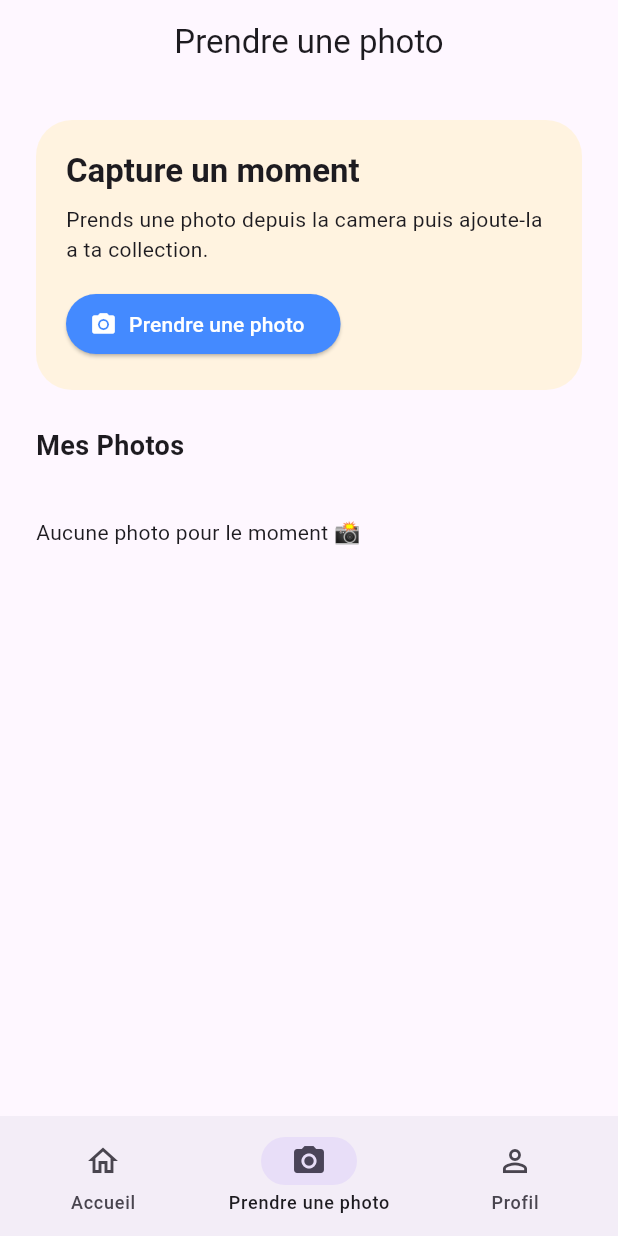
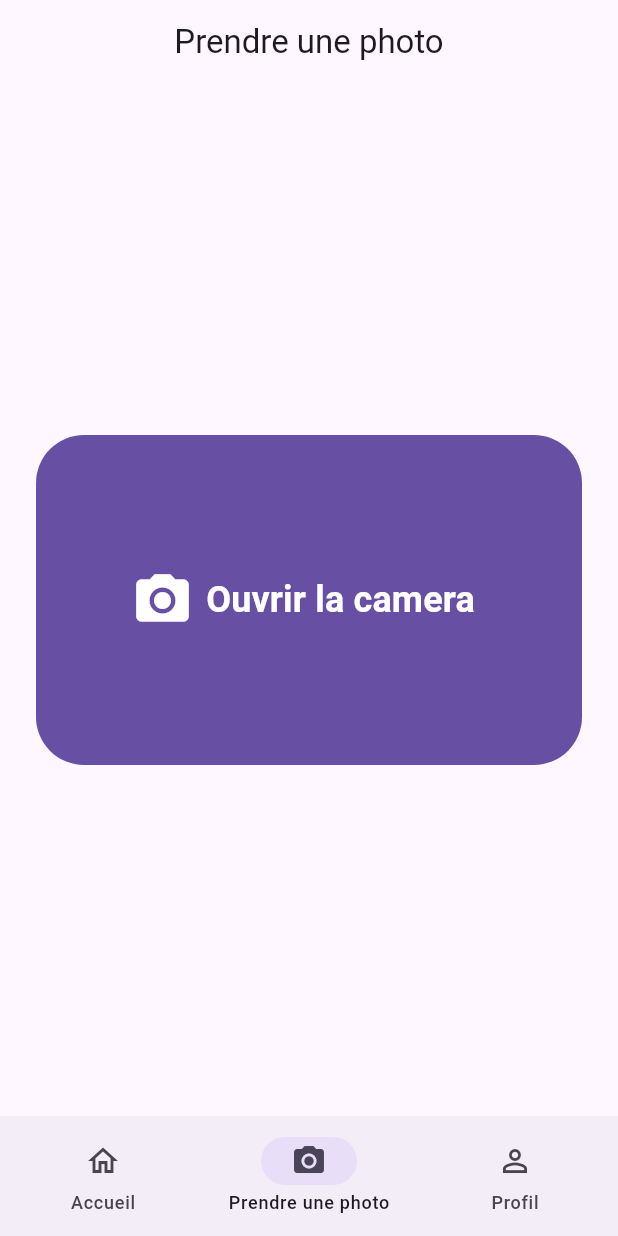
Before and after one commit to Minjxxe8/Zelda_Map, a Flutter app: the AppShell screen opened directly, item 2 of the bottom bar chosen, on a phone screen of 412 x 824 dp. Run offline on Flutter 3.47's test engine with Material 3 defaults, Android fonts, the phone set to English and light mode, and no system bars; our stand-ins replace flutter_dotenv, flutter_riverpod, image_picker, supabase_flutter; accounts and stored records are empty.

Commit message:
feat(capture) : better capture page

```diff
--- a/lib/ui/app_shell.dart
+++ b/lib/ui/app_shell.dart
@@ -1,6 +1,6 @@
 import 'package:flutter/material.dart';
 import 'feed/feed_screen.dart';
-import 'photo_capture_screen.dart';
+import 'photos/photo_capture_screen.dart';
 import 'profile/profile_screen.dart';
 
 class AppShell extends StatefulWidget {
--- a/lib/ui/photo_capture_screen.dart
+++ /dev/null
@@ -1,54 +0,0 @@
-import 'package:flutter/material.dart';
-import 'package:flutter/cupertino.dart';
-import 'package:flutter/material.dart';
-import 'package:flutter_riverpod/flutter_riverpod.dart';
-import '../providers/auth_provider.dart';
-import 'profile/widgets/photo_grid.dart';
-import 'profile/widgets/photo_upload_btn.dart';
-
-class PhotoCaptureScreen extends ConsumerWidget {
-  const PhotoCaptureScreen({super.key});
-
-  @override
-  Widget build(BuildContext context, WidgetRef ref) {
-    final user = ref.watch(authProvider).user;
-
-    if (user == null) {
-      return const Center(
-        child: Text('Connecte-toi pour prendre une photo.'),
-      );
-    }
-
-    return ListView(
-      padding: const EdgeInsets.all(24),
-      children: [
-        Container(
-          padding: const EdgeInsets.all(20),
-          decoration: BoxDecoration(
-            color: Colors.orange.shade50,
-            borderRadius: BorderRadius.circular(24),
-          ),
-          child: Column(
-            crossAxisAlignment: CrossAxisAlignment.start,
-            children: [
-              Text(
-                'Capture un moment',
-                style: Theme.of(context).textTheme.titleLarge?.copyWith(
-                  fontWeight: FontWeight.bold,
-                ),
-              ),
-              const SizedBox(height: 8),
-              const Text(
-                'Prends une photo depuis la camera puis ajoute-la a ta collection.',
-              ),
-              const SizedBox(height: 16),
-              PhotoUploadButton(userId: user.id),
-            ],
-          ),
-        ),
-        const SizedBox(height: 24),
-        PhotoGrid(userId: user.id),
-      ],
-    );
-  }
-}
--- /dev/null
+++ b/lib/ui/photos/photo_capture_screen.dart
@@ -0,0 +1,57 @@
+import 'package:flutter/material.dart';
+import 'package:flutter_riverpod/flutter_riverpod.dart';
+import '../../providers/auth_provider.dart';
+import '../../providers/photo_provider.dart';
+
+class PhotoCaptureScreen extends ConsumerWidget {
+  const PhotoCaptureScreen({super.key});
+
+  @override
+  Widget build(BuildContext context, WidgetRef ref) {
+    final user = ref.watch(authProvider).user;
+
+    if (user == null) {
+      return const Center(
+        child: Text('Connecte-toi pour prendre une photo.'),
+      );
+    }
+
+    final isUploading = ref.watch(photoProvider).isUploading;
+
+    return Center(
+      child: Padding(
+        padding: const EdgeInsets.all(24),
+        child: SizedBox(
+          width: double.infinity,
+          height: 220,
+          child: FilledButton.icon(
+            onPressed: isUploading
+                ? null
+                : () => ref
+                    .read(photoProvider)
+                    .takeAndUploadPhoto(user.id, context),
+            icon: isUploading
+                ? const SizedBox(
+                    width: 36,
+                    height: 36,
+                    child: CircularProgressIndicator(strokeWidth: 3),
+                  )
+                : const Icon(Icons.photo_camera, size: 42),
+            label: Text(
+              isUploading ? 'Ouverture...' : 'Ouvrir la camera',
+              style: const TextStyle(
+                fontSize: 24,
+                fontWeight: FontWeight.bold,
+              ),
+            ),
+            style: FilledButton.styleFrom(
+              shape: RoundedRectangleBorder(
+                borderRadius: BorderRadius.circular(32),
+              ),
+            ),
+          ),
+        ),
+      ),
+    );
+  }
+}
```
